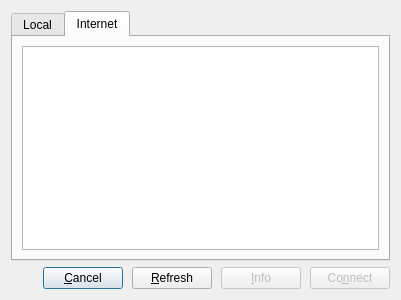
Old version of the form src/ui/connectorform.ui in the repository rku/Settleboard.
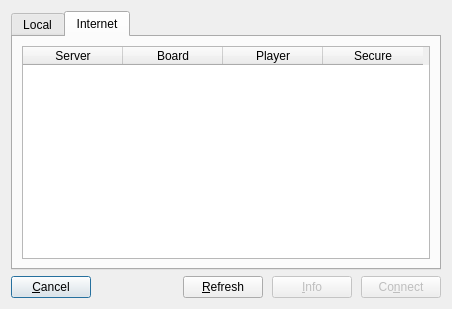
New version of the form. The open tabs and pages were chosen to show the change.

Commit message: Replace ListView with TabelView.

```diff
--- a/src/ui/connectorform.ui
+++ b/src/ui/connectorform.ui
@@ -5,8 +5,8 @@
    <rect>
     <x>0</x>
     <y>0</y>
-    <width>401</width>
-    <height>300</height>
+    <width>452</width>
+    <height>309</height>
    </rect>
   </property>
   <property name="windowTitle" >
@@ -15,6 +15,12 @@
   <layout class="QVBoxLayout" name="verticalLayout" >
    <item>
     <widget class="QTabWidget" name="tabWidget" >
+     <property name="tabPosition" >
+      <enum>QTabWidget::North</enum>
+     </property>
+     <property name="tabShape" >
+      <enum>QTabWidget::Rounded</enum>
+     </property>
      <property name="currentIndex" >
       <number>0</number>
      </property>
@@ -34,7 +40,28 @@
       </attribute>
       <layout class="QVBoxLayout" name="verticalLayout_3" >
        <item>
-        <widget class="QListView" name="internetServersList" />
+        <widget class="QTableWidget" name="tableWidget" >
+         <column>
+          <property name="text" >
+           <string>Server</string>
+          </property>
+         </column>
+         <column>
+          <property name="text" >
+           <string>Board</string>
+          </property>
+         </column>
+         <column>
+          <property name="text" >
+           <string>Player</string>
+          </property>
+         </column>
+         <column>
+          <property name="text" >
+           <string>Secure</string>
+          </property>
+         </column>
+        </widget>
        </item>
       </layout>
      </widget>
@@ -58,6 +85,13 @@
       <property name="margin" >
        <number>0</number>
       </property>
+      <item>
+       <widget class="QPushButton" name="cancelButton" >
+        <property name="text" >
+         <string>&amp;Cancel</string>
+        </property>
+       </widget>
+      </item>
       <item>
        <spacer name="horizontalSpacer" >
         <property name="orientation" >
@@ -71,13 +105,6 @@
         </property>
        </spacer>
       </item>
-      <item>
-       <widget class="QPushButton" name="cancelButton" >
-        <property name="text" >
-         <string>&amp;Cancel</string>
-        </property>
-       </widget>
-      </item>
       <item>
        <widget class="QPushButton" name="pushButton" >
         <property name="text" >
```
Left out of the diff: 18 changed lines with no effect on the pictures.
